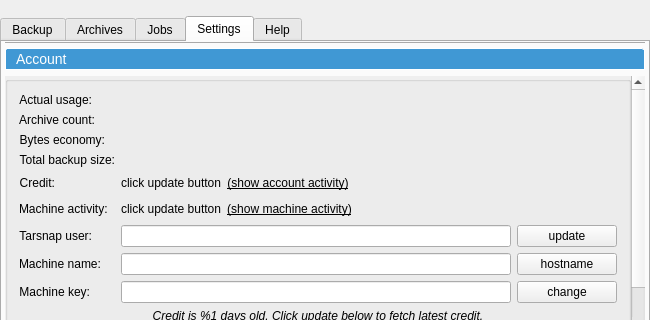
Before: the Qt Designer form forms/mainwindow.ui in Tarsnap/tarsnap-gui, drawn with Qt 5; both pictures show x 0 to 650 and y 0 to 320 of the 650 by 610 pixel window.
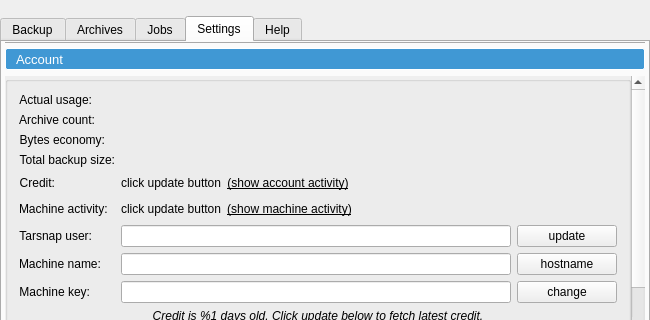
After: the same form once the commit is applied. The open tabs and pages were chosen to show the change. Icons and pictures are not drawn. Custom widgets are drawn as their Qt base class.

Commit message: Style adjustments for the Settings tabs.

What changed in the file:
```diff
--- a/forms/mainwindow.ui
+++ b/forms/mainwindow.ui
@@ -758,23 +758,22 @@
            <item>
             <widget class="QToolBox" name="settingsToolbox">
              <property name="styleSheet">
-              <string notr="true"> QToolBox::tab {
+              <string notr="true">QToolBox::tab {
 background: qlineargradient(x1: 0, y1: 0, x2: 0, y2: 1,
-					stop: 0 rgba(85,164,216,255), stop: 0.8 rgba(85,164,216,255),
-					stop: 0.9 rgba(41,128,185,255), stop: 1 rgba(31,98,142,255));
-border-top-left-radius: 3px;
-border-top-right-radius: 3px;
+					stop: 0 rgba(85,164,216,225), stop: 0.8 rgba(85,164,216,225),
+					stop: 0.9 rgba(46,141,204,255), stop: 1.0 rgba(46,141,204,255));
+border-radius: 2px;
+border: 1px solid #ECF0F1;
 color: white;
-font-size: 14px;
+font-size: 13px;
 padding-left: 6px;
-border: 1px solid rgba(255,255,255,20);
- }
+}
 
- QToolBox::tab:selected {
+QToolBox::tab:selected {
 background: rgba(64,152,212,255);
 color: white;
 border: 1px solid white;
- }</string>
+}</string>
              </property>
              <property name="currentIndex">
               <number>0</number>
```
